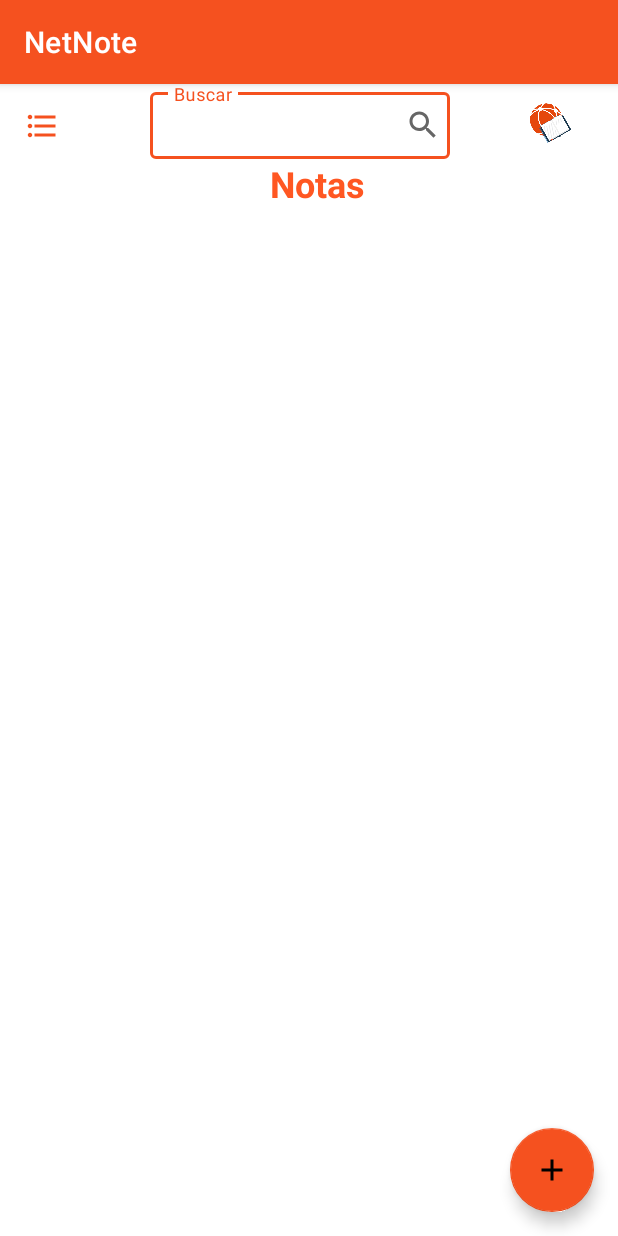
After one commit to Kalevins/net-note, an Android app: the principal screen opened directly, with no data from a screen before it, on a phone screen of 412 x 824 dp. The commit adds this screen. Run offline under Robolectric (Android 15) with nearby library versions, the phone set to English and light mode, and no system bars.

Commit message:
Menu desplegable pantalla principal

```diff
--- a/ProjectCode/app/src/main/AndroidManifest.xml
+++ b/ProjectCode/app/src/main/AndroidManifest.xml
@@ -9,7 +9,8 @@
         android:roundIcon="@mipmap/ic_launcher_round"
         android:supportsRtl="true"
         android:theme="@style/Theme.NetNote">
-        <activity android:name=".informacion"></activity>
+        <activity android:name=".principal"></activity>
+        <activity android:name=".informacion" />
         <activity android:name=".Registrarse" />
         <activity android:name=".iniciar_sesion" />
         <activity android:name=".MainActivity">
--- /dev/null
+++ b/ProjectCode/app/src/main/java/com/unicauca/netnote/principal.kt
@@ -0,0 +1,19 @@
+package com.unicauca.netnote
+
+import androidx.appcompat.app.AppCompatActivity
+import android.os.Bundle
+import android.view.View
+import androidx.drawerlayout.widget.DrawerLayout
+import com.google.android.material.appbar.MaterialToolbar
+
+class principal : AppCompatActivity() {
+    override fun onCreate(savedInstanceState: Bundle?) {
+        super.onCreate(savedInstanceState)
+        setContentView(R.layout.activity_principal)
+
+
+
+
+
+    }
+}
--- /dev/null
+++ b/ProjectCode/app/src/main/res/drawable/ic_baseline_add_24.xml
@@ -0,0 +1,10 @@
+<vector xmlns:android="http://schemas.android.com/apk/res/android"
+    android:width="24dp"
+    android:height="24dp"
+    android:viewportWidth="24"
+    android:viewportHeight="24"
+    android:tint="?attr/colorControlNormal">
+  <path
+      android:fillColor="@android:color/white"
+      android:pathData="M19,13h-6v6h-2v-6H5v-2h6V5h2v6h6v2z"/>
+</vector>
--- /dev/null
+++ b/ProjectCode/app/src/main/res/drawable/ic_baseline_format_list_bulleted_24.xml
@@ -0,0 +1,10 @@
+<vector xmlns:android="http://schemas.android.com/apk/res/android"
+    android:width="24dp"
+    android:height="24dp"
+    android:viewportWidth="24"
+    android:viewportHeight="24"
+    android:tint="@color/orange">
+  <path
+      android:fillColor="@android:color/white"
+      android:pathData="M4,10.5c-0.83,0 -1.5,0.67 -1.5,1.5s0.67,1.5 1.5,1.5 1.5,-0.67 1.5,-1.5 -0.67,-1.5 -1.5,-1.5zM4,4.5c-0.83,0 -1.5,0.67 -1.5,1.5S3.17,7.5 4,7.5 5.5,6.83 5.5,6 4.83,4.5 4,4.5zM4,16.5c-0.83,0 -1.5,0.68 -1.5,1.5s0.68,1.5 1.5,1.5 1.5,-0.68 1.5,-1.5 -0.67,-1.5 -1.5,-1.5zM7,19h14v-2L7,17v2zM7,13h14v-2L7,11v2zM7,5v2h14L21,5L7,5z"/>
+</vector>
--- /dev/null
+++ b/ProjectCode/app/src/main/res/drawable/ic_baseline_search_24.xml
@@ -0,0 +1,10 @@
+<vector xmlns:android="http://schemas.android.com/apk/res/android"
+    android:width="24dp"
+    android:height="24dp"
+    android:viewportWidth="24"
+    android:viewportHeight="24"
+    android:tint="?attr/colorControlNormal">
+  <path
+      android:fillColor="@android:color/white"
+      android:pathData="M15.5,14h-0.79l-0.28,-0.27C15.41,12.59 16,11.11 16,9.5 16,5.91 13.09,3 9.5,3S3,5.91 3,9.5 5.91,16 9.5,16c1.61,0 3.09,-0.59 4.23,-1.57l0.27,0.28v0.79l5,4.99L20.49,19l-4.99,-5zM9.5,14C7.01,14 5,11.99 5,9.5S7.01,5 9.5,5 14,7.01 14,9.5 11.99,14 9.5,14z"/>
+</vector>
--- a/ProjectCode/app/src/main/res/layout/activity_informacion.xml
+++ b/ProjectCode/app/src/main/res/layout/activity_informacion.xml
@@ -129,6 +129,7 @@
         app:layout_constraintTop_toBottomOf="@id/info_editar_text" />
 
     <Button
+        android:id="@+id/bienvenida_button"
         android:layout_width="0dp"
         android:layout_height="wrap_content"
         android:layout_marginTop="100dp"
--- /dev/null
+++ b/ProjectCode/app/src/main/res/layout/activity_principal.xml
@@ -0,0 +1,119 @@
+<?xml version="1.0" encoding="utf-8"?>
+<androidx.drawerlayout.widget.DrawerLayout xmlns:app="http://schemas.android.com/apk/res-auto"
+    xmlns:tools="http://schemas.android.com/tools"
+    xmlns:android="http://schemas.android.com/apk/res/android"
+    android:id="@+id/drawerLayout"
+    android:layout_width="match_parent"
+    android:layout_height="match_parent"
+    tools:openDrawer="start"
+        >
+
+
+    <androidx.coordinatorlayout.widget.CoordinatorLayout
+        android:layout_width="match_parent"
+        android:layout_height="match_parent"
+        android:fitsSystemWindows="true">
+
+
+        <com.google.android.material.appbar.AppBarLayout
+            android:id="@+id/appBarLayout"
+            style="@style/Widget.MaterialComponents.AppBarLayout.PrimarySurface"
+            android:layout_width="match_parent"
+            android:layout_height="wrap_content"
+            android:background="#F0F0F0"
+            android:fitsSystemWindows="true">
+
+        </com.google.android.material.appbar.AppBarLayout>
+
+        <com.google.android.material.appbar.MaterialToolbar
+            android:id="@+id/topAppBar"
+            style="@style/Widget.MaterialComponents.Toolbar.PrimarySurface"
+            android:layout_width="match_parent"
+            android:layout_height="?attr/actionBarSize"
+            android:background="@android:color/transparent"
+            android:elevation="0dp"
+            app:navigationIcon="@drawable/ic_baseline_format_list_bulleted_24">
+
+
+        </com.google.android.material.appbar.MaterialToolbar>
+
+        <com.google.android.material.textfield.TextInputLayout
+            android:id="@+id/outlinedTextField"
+            style="@style/Widget.MaterialComponents.TextInputLayout.OutlinedBox"
+            android:layout_width="200dp"
+            android:layout_height="50dp"
+            android:layout_marginStart="100dp"
+            android:layout_marginBottom="15dp"
+            android:hint="Buscar">
+
+
+            <com.google.android.material.textfield.TextInputEditText
+                android:layout_width="match_parent"
+                android:layout_height="wrap_content"
+
+                />
+
+        </com.google.android.material.textfield.TextInputLayout>
+
+        <ImageView
+            android:layout_width="wrap_content"
+            android:layout_height="wrap_content"
+            android:layout_marginStart="270dp"
+            android:layout_marginTop="15dp"
+            app:srcCompat="@drawable/ic_baseline_search_24" />
+
+        <ImageView
+            android:id="@+id/imageView3"
+            android:layout_width="35dp"
+            android:layout_height="50dp"
+            android:layout_marginStart="350dp"
+            android:layout_marginTop="1dp"
+            app:srcCompat="@drawable/logo" />
+
+        <TextView
+            android:layout_width="wrap_content"
+            android:layout_height="wrap_content"
+            android:layout_marginStart="180dp"
+            android:layout_marginTop="50dp"
+            android:text="Notas"
+            android:textColor="#FF5722"
+            android:textSize="24sp"
+            android:textStyle="bold" />
+
+        <ScrollView
+            android:layout_width="match_parent"
+            android:layout_height="match_parent">
+
+            <androidx.recyclerview.widget.RecyclerView
+                android:id="@+id/recycler_view"
+                android:layout_width="match_parent"
+                android:layout_height="wrap_content"
+                android:layout_marginTop="80dp"
+                android:scrollbars="vertical"
+                app:layoutManager="androidx.recyclerview.widget.LinearLayoutManager" />
+        </ScrollView>
+
+        <com.google.android.material.floatingactionbutton.FloatingActionButton
+            android:id="@+id/floating_action_button"
+            android:layout_width="wrap_content"
+            android:layout_height="wrap_content"
+            android:layout_gravity="bottom|right"
+            android:layout_margin="16dp"
+            android:contentDescription="boton de agregar"
+            app:backgroundTint="@color/orange"
+            app:srcCompat="@drawable/ic_baseline_add_24" />
+
+        <!-- Screen content -->
+        <!-- Use app:layout_behavior="@string/appbar_scrolling_view_behavior" to fit below top app bar -->
+
+    </androidx.coordinatorlayout.widget.CoordinatorLayout>
+
+    <com.google.android.material.navigation.NavigationView
+
+        android:layout_width="wrap_content"
+        android:layout_height="match_parent"
+        android:layout_gravity="start"
+        app:menu="@layout/menu"
+        app:headerLayout="@layout/header_menu"/>
+
+</androidx.drawerlayout.widget.DrawerLayout>
--- /dev/null
+++ b/ProjectCode/app/src/main/res/layout/notas_lista.xml
@@ -0,0 +1,6 @@
+<?xml version="1.0" encoding="utf-8"?>
+<androidx.constraintlayout.widget.ConstraintLayout
+    xmlns:android="http://schemas.android.com/apk/res/android" android:layout_width="match_parent"
+    android:layout_height="match_parent">
+
+</androidx.constraintlayout.widget.ConstraintLayout>
--- a/ProjectCode/app/src/main/res/values/strings.xml
+++ b/ProjectCode/app/src/main/res/values/strings.xml
@@ -2,5 +2,9 @@
     <string name="app_name">NetNote</string>
     <!-- TODO: Remove or change this placeholder text -->
     <string name="hello_blank_fragment">Hello blank fragment</string>
-    <string name="bienvenido" >¡Bienvenido!</string>
+    <string name="bienvenido">¡Bienvenido!</string>
+    <string name="item1">Todas las notas</string>
+    <string name="item2">Favoritos</string>
+    <string name="item3">Compartidos conmigo</string>
+    <string name="item4">Papelera</string>
 </resources>
```
Also changed, not shown: ProjectCode/app/src/main/java/com/unicauca/netnote/MainActivity.kt (+8 -0 lines), ProjectCode/app/src/main/java/com/unicauca/netnote/informacion.kt (+7 -0 lines), ProjectCode/app/src/main/res/drawable/compartido.xml (added, +10 -0 lines), ProjectCode/app/src/main/res/drawable/fav.xml (added, +10 -0 lines), ProjectCode/app/src/main/res/drawable/notas.xml (added, +10 -0 lines), ProjectCode/app/src/main/res/drawable/papelera.xml (added, +10 -0 lines), ProjectCode/app/src/main/res/layout/header_menu.xml (added, +28 -0 lines), ProjectCode/app/src/main/res/layout/menu.xml (added, +26 -0 lines).
